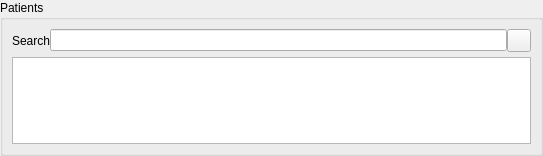
Before: the Qt Designer form plugins/agendaplugin/calendaritemeditorpatientmapper.ui in FreeHealth/freehealth, drawn with Qt 5.
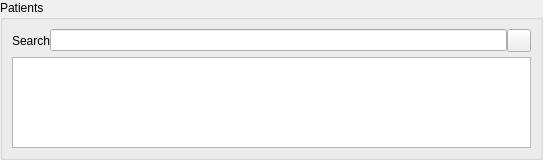
After: the same form once the commit is applied. Custom widgets are drawn as their Qt base class.

What changed in the file:
```diff
--- a/plugins/agendaplugin/calendaritemeditorpatientmapper.ui
+++ b/plugins/agendaplugin/calendaritemeditorpatientmapper.ui
@@ -7,7 +7,7 @@
     <x>0</x>
     <y>0</y>
     <width>543</width>
-    <height>156</height>
+    <height>160</height>
    </rect>
   </property>
   <property name="windowTitle">
```
Left out of the diff: 3 changed lines with no effect on the pictures.
